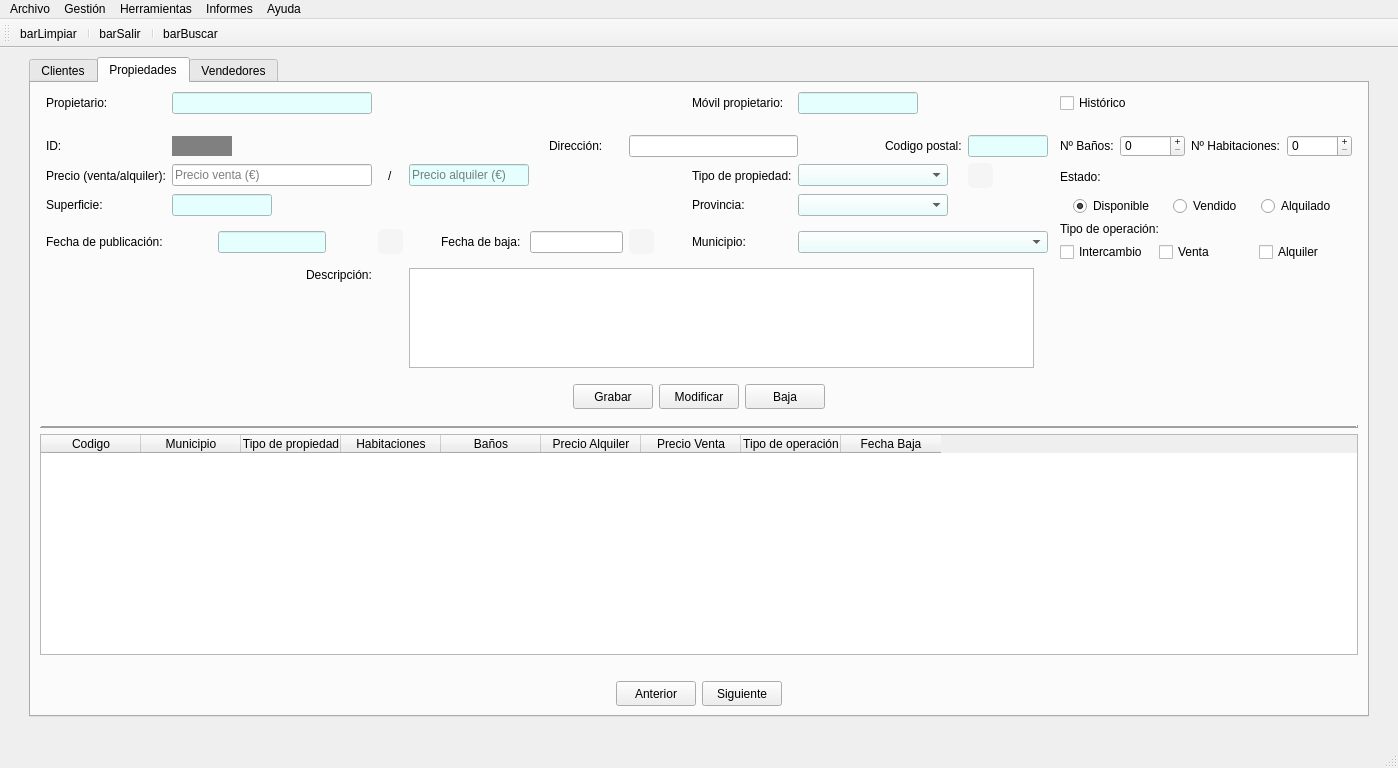
The window that templates/venPrincipal.ui (Semperz/ProyectoDI) describes before a commit, drawn with Qt 5.
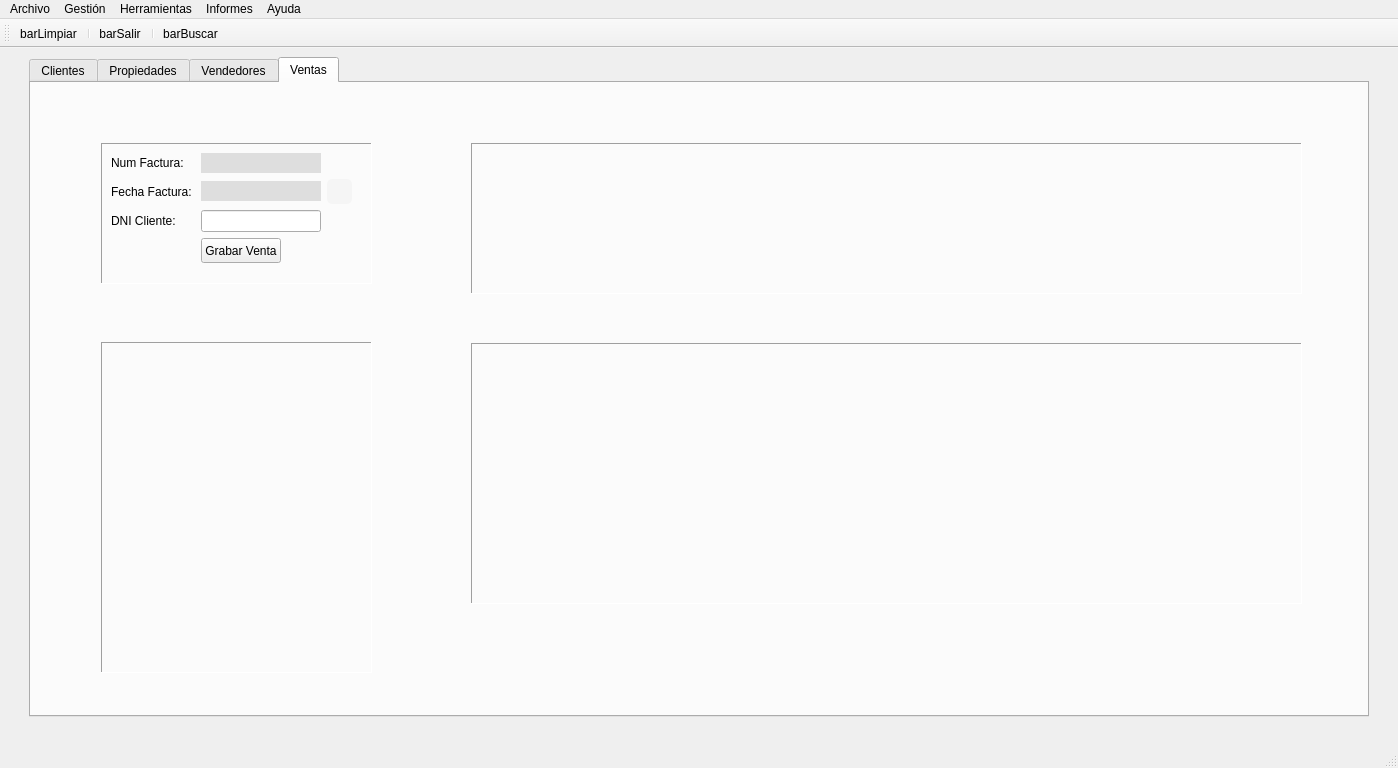
The same window after the commit. Icons and pictures are not drawn.

Commit message: feat(main.py): update main, add ventas table and new pesVentas

Patch:
```diff
--- a/templates/venPrincipal.ui
+++ b/templates/venPrincipal.ui
@@ -76,7 +76,7 @@
     <item row="0" column="1">
      <widget class="QTabWidget" name="panPrincipal">
       <property name="currentIndex">
-       <number>1</number>
+       <number>3</number>
       </property>
       <widget class="QWidget" name="pesClientes">
        <attribute name="title">
@@ -2762,6 +2762,238 @@
         </item>
        </layout>
       </widget>
+      <widget class="QWidget" name="pesVentas">
+       <attribute name="title">
+        <string>Ventas</string>
+       </attribute>
+       <widget class="QFrame" name="frame">
+        <property name="geometry">
+         <rect>
+          <x>70</x>
+          <y>60</y>
+          <width>271</width>
+          <height>141</height>
+         </rect>
+        </property>
+        <property name="frameShape">
+         <enum>QFrame::Panel</enum>
+        </property>
+        <property name="frameShadow">
+         <enum>QFrame::Sunken</enum>
+        </property>
+        <widget class="QWidget" name="">
+         <property name="geometry">
+          <rect>
+           <x>10</x>
+           <y>10</y>
+           <width>241</width>
+           <height>111</height>
+          </rect>
+         </property>
+         <layout class="QGridLayout" name="gridLayout_10">
+          <item row="0" column="0">
+           <widget class="QLabel" name="label_16">
+            <property name="text">
+             <string>Num Factura:</string>
+            </property>
+           </widget>
+          </item>
+          <item row="0" column="1">
+           <widget class="QLabel" name="lblNumfac">
+            <property name="minimumSize">
+             <size>
+              <width>120</width>
+              <height>20</height>
+             </size>
+            </property>
+            <property name="maximumSize">
+             <size>
+              <width>120</width>
+              <height>20</height>
+             </size>
+            </property>
+            <property name="styleSheet">
+             <string notr="true">background-color:rgb(222,222,222)</string>
+            </property>
+            <property name="text">
+             <string/>
+            </property>
+            <property name="alignment">
+             <set>Qt::AlignCenter</set>
+            </property>
+           </widget>
+          </item>
+          <item row="1" column="0">
+           <widget class="QLabel" name="label_18">
+            <property name="text">
+             <string>Fecha Factura:</string>
+            </property>
+           </widget>
+          </item>
+          <item row="1" column="1">
+           <widget class="QLabel" name="lblFechafac">
+            <property name="minimumSize">
+             <size>
+              <width>120</width>
+              <height>20</height>
+             </size>
+            </property>
+            <property name="maximumSize">
+             <size>
+              <width>120</width>
+              <height>20</height>
+             </size>
+            </property>
+            <property name="styleSheet">
+             <string notr="true">background-color:rgb(222,222,222)</string>
+            </property>
+            <property name="text">
+             <string/>
+            </property>
+            <property name="alignment">
+             <set>Qt::AlignCenter</set>
+            </property>
+           </widget>
+          </item>
+          <item row="1" column="2">
+           <widget class="QPushButton" name="btnFechafac">
+            <property name="minimumSize">
+             <size>
+              <width>25</width>
+              <height>25</height>
+             </size>
+            </property>
+            <property name="maximumSize">
+             <size>
+              <width>25</width>
+              <height>25</height>
+             </size>
+            </property>
+            <property name="styleSheet">
+             <string notr="true">QPushButton {
+    background-color: whitesmoke;
+    color: white;
+    border-radius: 5px;
+}
+
+QPushButton:pressed {
+    background-color:#0ea2ae;
+    transform: scale(0.95);
+}
+</string>
+            </property>
+            <property name="text">
+             <string/>
+            </property>
+            <property name="icon">
+             <iconset>
+              <normaloff>../img/calendario.ico</normaloff>../img/calendario.ico</iconset>
+            </property>
+            <property name="iconSize">
+             <size>
+              <width>25</width>
+              <height>25</height>
+             </size>
+            </property>
+           </widget>
+          </item>
+          <item row="2" column="0">
+           <widget class="QLabel" name="label_20">
+            <property name="text">
+             <string>DNI Cliente:</string>
+            </property>
+           </widget>
+          </item>
+          <item row="3" column="1">
+           <widget class="QPushButton" name="btnGrabven">
+            <property name="minimumSize">
+             <size>
+              <width>80</width>
+              <height>25</height>
+             </size>
+            </property>
+            <property name="maximumSize">
+             <size>
+              <width>80</width>
+              <height>25</height>
+             </size>
+            </property>
+            <property name="text">
+             <string>Grabar Venta</string>
+            </property>
+           </widget>
+          </item>
+          <item row="2" column="1">
+           <widget class="QLineEdit" name="txtDnicliven">
+            <property name="minimumSize">
+             <size>
+              <width>120</width>
+              <height>0</height>
+             </size>
+            </property>
+            <property name="maximumSize">
+             <size>
+              <width>120</width>
+              <height>16777215</height>
+             </size>
+            </property>
+            <property name="alignment">
+             <set>Qt::AlignCenter</set>
+            </property>
+           </widget>
+          </item>
+         </layout>
+        </widget>
+       </widget>
+       <widget class="QFrame" name="frame_2">
+        <property name="geometry">
+         <rect>
+          <x>70</x>
+          <y>259</y>
+          <width>271</width>
+          <height>331</height>
+         </rect>
+        </property>
+        <property name="frameShape">
+         <enum>QFrame::Panel</enum>
+        </property>
+        <property name="frameShadow">
+         <enum>QFrame::Sunken</enum>
+        </property>
+       </widget>
+       <widget class="QFrame" name="frame_3">
+        <property name="geometry">
+         <rect>
+          <x>440</x>
+          <y>60</y>
+          <width>831</width>
+          <height>151</height>
+         </rect>
+        </property>
+        <property name="frameShape">
+         <enum>QFrame::Panel</enum>
+        </property>
+        <property name="frameShadow">
+         <enum>QFrame::Sunken</enum>
+        </property>
+       </widget>
+       <widget class="QFrame" name="frame_4">
+        <property name="geometry">
+         <rect>
+          <x>440</x>
+          <y>260</y>
+          <width>831</width>
+          <height>261</height>
+         </rect>
+        </property>
+        <property name="frameShape">
+         <enum>QFrame::Panel</enum>
+        </property>
+        <property name="frameShadow">
+         <enum>QFrame::Sunken</enum>
+        </property>
+       </widget>
+      </widget>
      </widget>
     </item>
    </layout>
```
Left out of the diff: 86 changed lines with no effect on the pictures. The commit also changes 10 other files.
